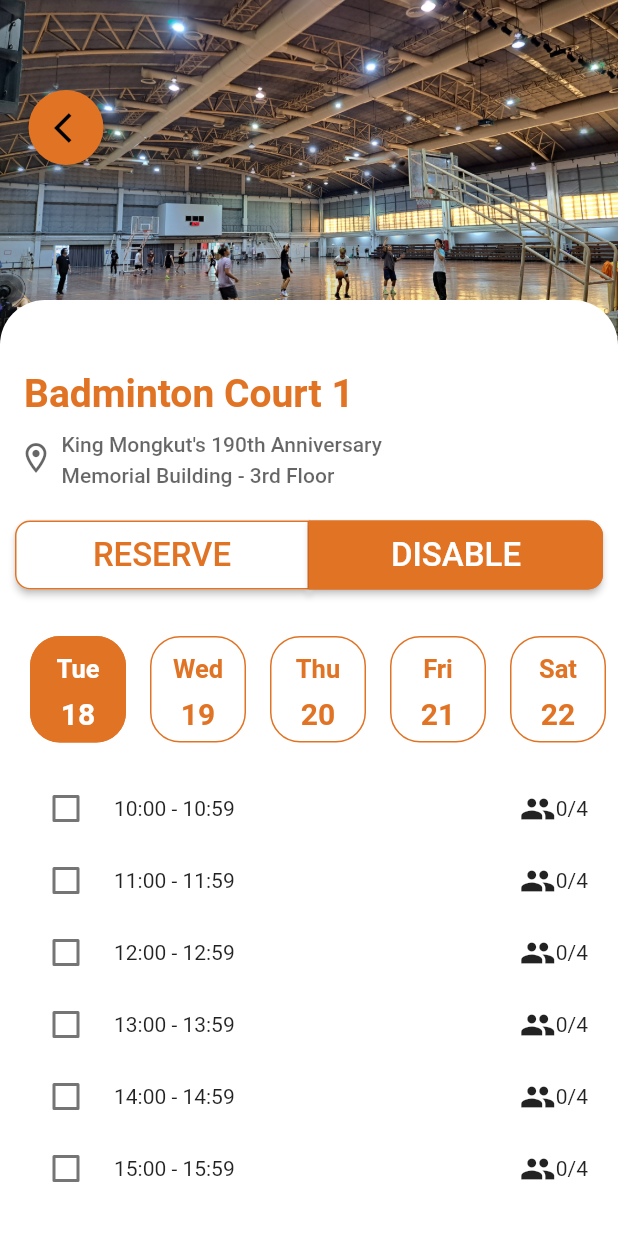
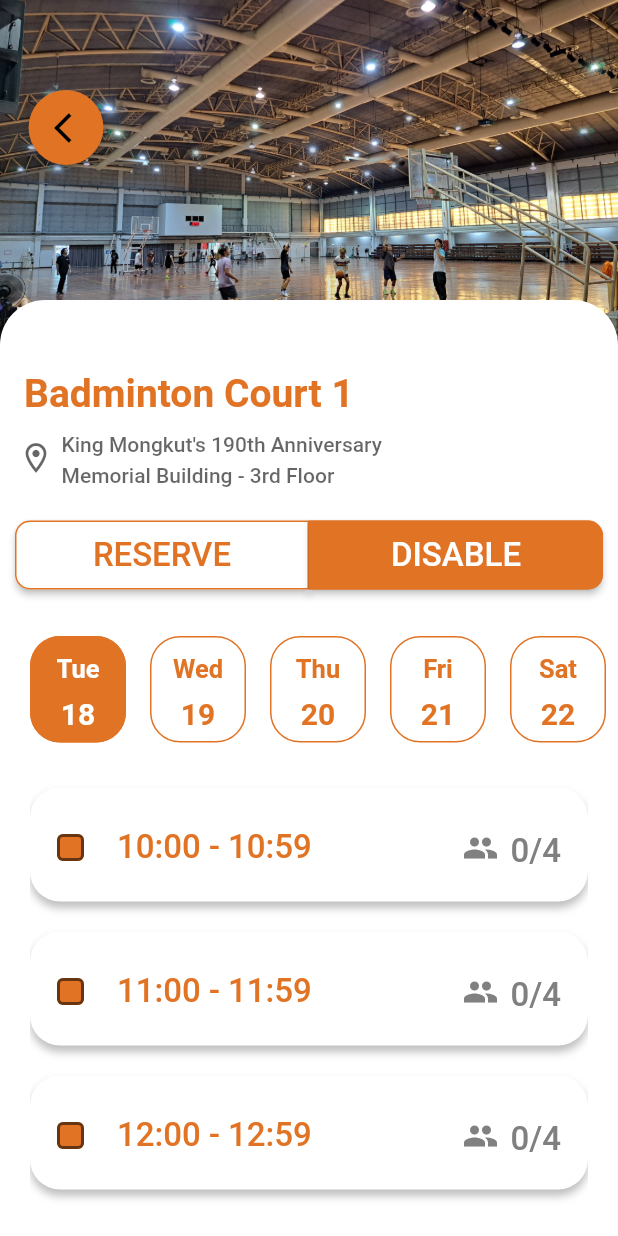
Before and after one commit to jedipw/ModSport, a Flutter app: the ReservationView screen opened directly, after a tap on "DISABLE", on a phone screen of 412 x 824 dp. Run offline on Flutter 3.47's test engine with Material 2 defaults, Android fonts, the phone set to English and light mode, and no system bars; our stand-ins replace firebase_core; accounts and stored records are empty; Roboto replaces fonts that are missing (Poppins).

Commit message:
Decorate the disable page

```diff
--- a/lib/utilities/reservation/time_slot_disable.dart
+++ b/lib/utilities/reservation/time_slot_disable.dart
@@ -36,33 +36,94 @@ class _TimeSlotDisableState extends State<TimeSlotDisable> {
           onTap: () {
             widget.onChanged(index, !widget.selectedTimeSlots[index]!);
           },
+          child: Container(
+            margin: const EdgeInsets.symmetric(vertical: 10),
+            padding: const EdgeInsets.fromLTRB(5, 18, 5, 14),
+            decoration: BoxDecoration(
+              color: Colors.white,
+              borderRadius: BorderRadius.circular(20),
+              boxShadow: const [
+                BoxShadow(
+                  color: Color.fromRGBO(0, 0, 0, 0.25),
+                  offset: Offset(0, 4),
+                  blurRadius: 4,
+                ),
+              ],
+            ),
             child: Row(
               children: [
                 Checkbox(
+                  activeColor: const Color(0xFFE17325),
                   value: widget.selectedTimeSlots[index],
                   onChanged: (bool? value) {
                     widget.onChanged(index, value);
                   },
+                  checkColor: Colors.white,
+                  fillColor: MaterialStateProperty.resolveWith<Color?>(
+                    (Set<MaterialState> states) {
+                      if (states.contains(MaterialState.disabled)) {
+                        return const Color(0xFFE17325);
+                      }
+                      return const Color(0xFFE17325);
+                    },
+                  ),
+                  shape: RoundedRectangleBorder(
+                    side: const BorderSide(
+                      color: Color(0xFFE17325),
+                    ),
+                    borderRadius: BorderRadius.circular(4.0),
+                  ),
+                  materialTapTargetSize: MaterialTapTargetSize.shrinkWrap,
+                  visualDensity:
+                      const VisualDensity(horizontal: 1, vertical: 1),
+                  hoverColor: const Color(0xFFE17325).withOpacity(0.04),
+                  focusColor: const Color(0xFFE17325).withOpacity(0.12),
                 ),
                 const SizedBox(
-                  width: 8), // Add some space between the checkbox and the text
+                  width: 9,
+                ), // Add some space between the checkbox and the text
                 Expanded(
+                  child: Container(
+                    decoration: BoxDecoration(
+                      borderRadius: BorderRadius.circular(20),
+                    ),
                     child: Row(
                       mainAxisAlignment: MainAxisAlignment.spaceBetween,
                       children: [
                         Text(
-                        '${widget.reservationDB[index].startTime.toString().substring(11, 16)} - ${widget.reservationDB[index].endTime.toString().substring(11, 16)}'),
+                          '${widget.reservationDB[index].startTime.toString().substring(11, 16)} - ${widget.reservationDB[index].endTime.toString().substring(11, 16)}',
+                          style: const TextStyle(
+                            fontFamily: 'Poppins',
+                            fontStyle: FontStyle.normal,
+                            fontWeight: FontWeight.w500,
+                            fontSize: 22,
+                            color: Color(0xFFE17325),
+                          ),
+                        ),
                         Row(
                           children: [
-                        const Icon(Icons.people),
+                            const Icon(Icons.people, color: Color(0xFF808080)),
+                            const SizedBox(width: 8),
                             Text(
-                            '$numOfReservation/${widget.reservationDB[index].capacity}')
+                              '$numOfReservation/${widget.reservationDB[index].capacity}',
+                              style: const TextStyle(
+                                fontFamily: 'Poppins',
+                                fontStyle: FontStyle.normal,
+                                fontWeight: FontWeight.w500,
+                                fontSize: 22,
+                                height: 1.5,
+                                color: Color(0xFF808080),
+                              ),
+                            ),
+                            const SizedBox(width: 13),
                           ],
+                        )
+                      ],
+                    ),
+                  ),
                 ),
               ],
             ),
-              ),
-            ],
           ),
         );
       },
--- a/lib/utilities/reservation/time_slot_reserve.dart
+++ b/lib/utilities/reservation/time_slot_reserve.dart
@@ -115,7 +115,7 @@ class _TimeSlotReserveState extends State<TimeSlotReserve> {
                             mainAxisAlignment: MainAxisAlignment.spaceBetween,
                             children: [
                               Text(
-                                '${widget.reservationDB[index].startTime.toString().substring(11, 16)} -  ${widget.reservationDB[index].endTime.toString().substring(11, 16)}',
+                                '${widget.reservationDB[index].startTime.toString().substring(11, 16)} - ${widget.reservationDB[index].endTime.toString().substring(11, 16)}',
                                 style: const TextStyle(
                                   fontFamily: 'Poppins',
                                   fontStyle: FontStyle.normal,
@@ -180,7 +180,7 @@ class _TimeSlotReserveState extends State<TimeSlotReserve> {
                                     MainAxisAlignment.spaceBetween,
                                 children: [
                                   Text(
-                                    '${widget.reservationDB[index].startTime.toString().substring(11, 16)} -  ${widget.reservationDB[index].endTime.toString().substring(11, 16)}',
+                                    '${widget.reservationDB[index].startTime.toString().substring(11, 16)} - ${widget.reservationDB[index].endTime.toString().substring(11, 16)}',
                                     style: const TextStyle(
                                       fontFamily: 'Poppins',
                                       fontStyle: FontStyle.normal,
@@ -253,7 +253,7 @@ class _TimeSlotReserveState extends State<TimeSlotReserve> {
                                     MainAxisAlignment.spaceBetween,
                                 children: [
                                   Text(
-                                    '${widget.reservationDB[index].startTime.toString().substring(11, 16)} -  ${widget.reservationDB[index].endTime.toString().substring(11, 16)}',
+                                    '${widget.reservationDB[index].startTime.toString().substring(11, 16)} - ${widget.reservationDB[index].endTime.toString().substring(11, 16)}',
                                     style: const TextStyle(
                                       fontFamily: 'Poppins',
                                       fontStyle: FontStyle.normal,
```
Lines whose indentation alone changed are shown as unchanged.
